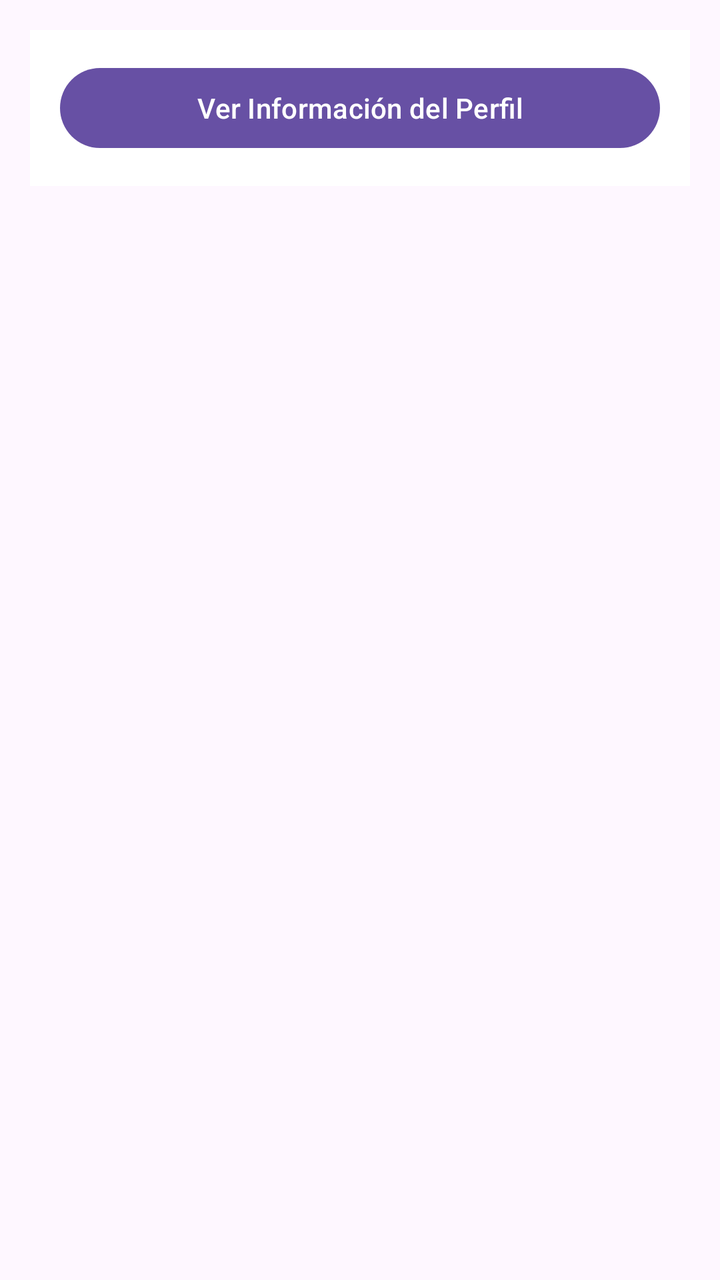
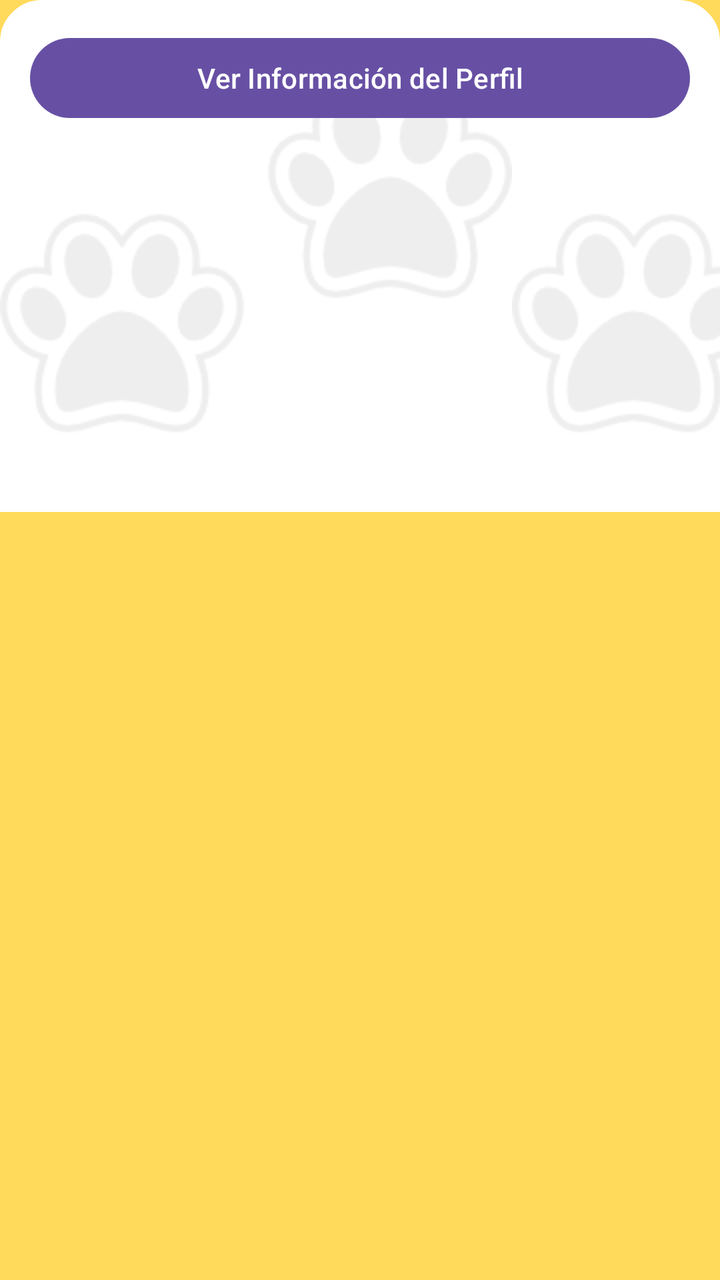

The first picture is an Android layout as it rendered before a commit; the second is the same layout after the commit. The layout source and the unified diff follow.
<!-- AndroidManifest.xml: application theme Theme.TIC_PV -->
<!-- res/layout/activity_menu_adoptante.xml -->
<?xml version="1.0" encoding="utf-8"?>
<ScrollView xmlns:android="http://schemas.android.com/apk/res/android"
    xmlns:app="http://schemas.android.com/apk/res-auto"
    xmlns:tools="http://schemas.android.com/tools"
    android:id="@+id/main"
    android:layout_width="match_parent"
    android:layout_height="match_parent"
    tools:context=".Vista.MenuAdoptanteActivity">

    <RelativeLayout
        android:layout_width="match_parent"
        android:layout_height="wrap_content"
        android:layout_margin="15dp"
        android:background="#FFFFFF"
        android:padding="15dp">

        <Button
            android:layout_width="match_parent"
            android:layout_height="wrap_content"
            android:text="Ver Información del Perfil"
            android:id="@+id/btnVerPerfilAdop"/>

    </RelativeLayout>

</ScrollView>
<!-- resources referenced by this layout -->
<resources>
  <style name="Theme.TIC_PV" parent="Base.Theme.TIC_PV" />
  <style name="Base.Theme.TIC_PV" parent="Theme.Material3.DayNight.NoActionBar">
          
          
  
  
  
  
  
  
  
  
      </style>
</resources>

<!-- the commit's change to res/layout/activity_menu_adoptante.xml (unified diff, before → after) -->
@@ -5,13 +5,13 @@
     android:id="@+id/main"
     android:layout_width="match_parent"
     android:layout_height="match_parent"
+    android:background="@color/yellow"
     tools:context=".Vista.MenuAdoptanteActivity">
 
     <RelativeLayout
         android:layout_width="match_parent"
-        android:layout_height="wrap_content"
-        android:layout_margin="15dp"
-        android:background="#FFFFFF"
+        android:layout_height="match_parent"
+        android:background="@drawable/bordes_fragment"
         android:padding="15dp">
 
         <Button
<!-- resource entries referenced after the edit -->
@@ -1,6 +1,39 @@
 <!-- resources referenced by this layout -->
 <resources>
+  <color name="yellow">#ffda5b</color>
+  <!-- drawable bordes_fragment (drawable) -->
+  <?xml version="1.0" encoding="utf-8"?>
+  <layer-list xmlns:android="http://schemas.android.com/apk/res/android">
+  
+      
+      <item>
+          <shape android:shape="rectangle">
+              <solid android:color="#FFFFFF" />
+  
+              
+              <corners
+                  android:topLeftRadius="20dp"
+                  android:topRightRadius="20dp" />
+  
+              <stroke
+                  android:width="2dp"
+                  android:color="#FFFFFF" />
+          </shape>
+      </item>
+  
+      
+      <item>
+          <bitmap
+              android:src="@drawable/huellitas"
+              android:tileMode="repeat"
+              android:gravity="center"
+              android:tint="@android:color/darker_gray"
+              android:alpha="0.2"/> 
+      </item>
+  
+  </layer-list>
   <style name="Theme.TIC_PV" parent="Base.Theme.TIC_PV" />
+  <!-- drawable huellitas: png bitmap (drawable, 6949 bytes) -->
   <style name="Base.Theme.TIC_PV" parent="Theme.Material3.DayNight.NoActionBar">
           
           
